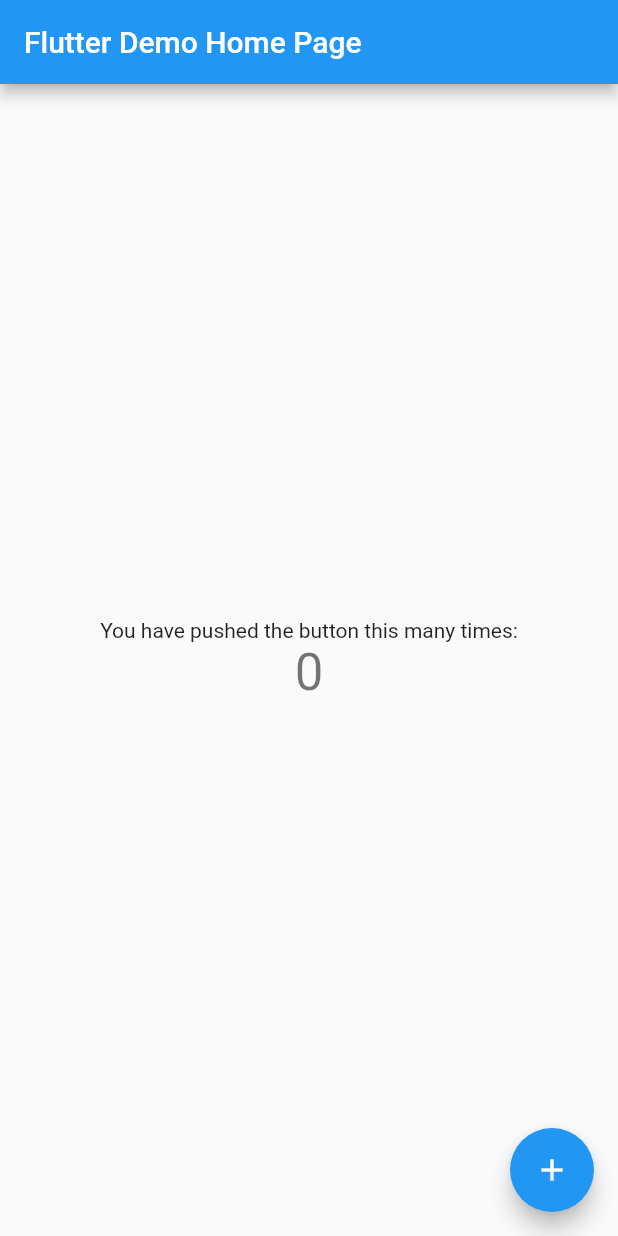
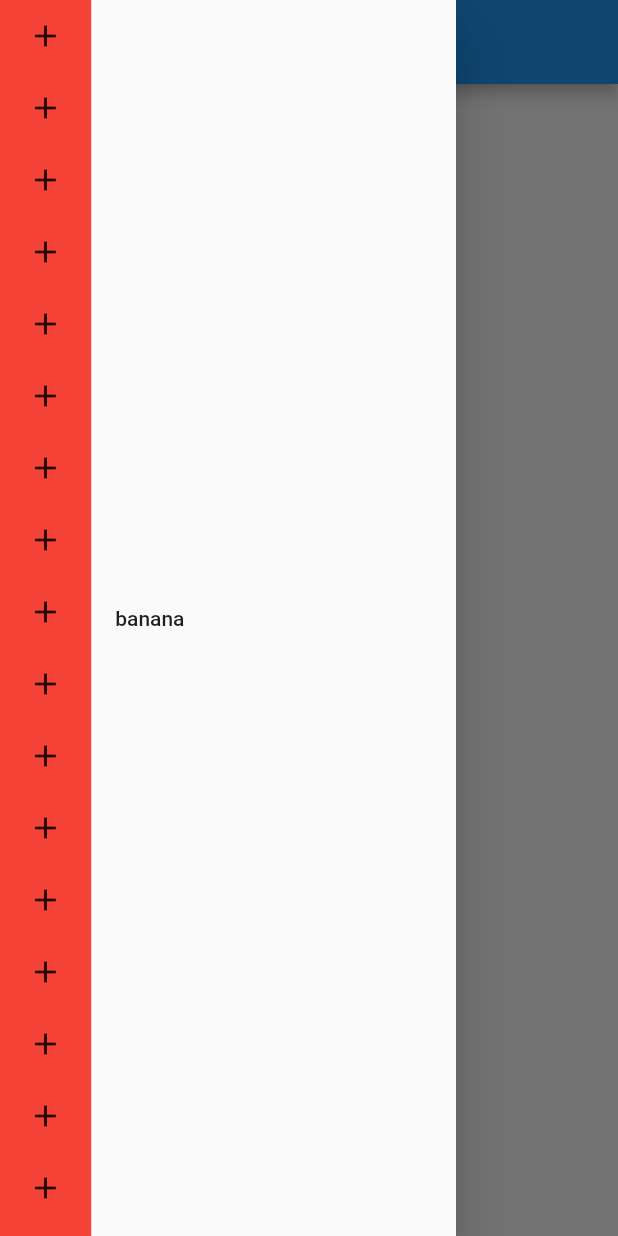
Before and after one commit to GrumbleChat/app, a Flutter app: the screen it shows after launch, with the side drawer open (before the commit the screen has no drawer), on a phone screen of 412 x 824 dp. Run offline on Flutter 3.47's test engine with Material 2 defaults, Android fonts, the phone set to English and light mode, and no system bars.

Commit message:
add server menu layout

```diff
--- a/lib/main.dart
+++ b/lib/main.dart
@@ -1,4 +1,7 @@
+import 'dart:io';
+
 import 'package:flutter/material.dart';
+import 'package:grumble/navServer.dart';
 
 void main() {
   runApp(MyApp());
@@ -22,13 +25,13 @@ class MyApp extends StatelessWidget {
         // is not restarted.
         primarySwatch: Colors.blue,
       ),
-      home: MyHomePage(title: 'Flutter Demo Home Page'),
+      home: HomePage(title: 'Home Page'),
     );
   }
 }
 
-class MyHomePage extends StatefulWidget {
-  MyHomePage({Key key, this.title}) : super(key: key);
+class HomePage extends StatelessWidget {
+  HomePage({Key? key, required this.title}) : super(key: key);
 
   // This widget is the home page of your application. It is stateful, meaning
   // that it has a State object (defined below) that contains fields that affect
@@ -40,74 +43,58 @@ class MyHomePage extends StatefulWidget {
   // always marked "final".
 
   final String title;
+  Widget build(BuildContext context) {
+    return Scaffold(
+      drawer: NavDrawer(),
+      appBar: AppBar(title: Text('Home Page')),
+      body: Column(
+        children: <Widget>[
+          Expanded(
+            child: ListView(
+              shrinkWrap: true,
+              children: [
+                ListTile(title: Text('banananananana')),
+              ],
+            ),
+          ),
+        ],
+      ),
+    );
+  }
+}
+
+class NavDrawer extends StatefulWidget {
+  const NavDrawer({Key? key}) : super(key: key);
 
   @override
-  _MyHomePageState createState() => _MyHomePageState();
+  State<NavDrawer> createState() => _NavDrawerState();
 }
 
-class _MyHomePageState extends State<MyHomePage> {
-  int _counter = 0;
-
-  void _incrementCounter() {
-    setState(() {
-      // This call to setState tells the Flutter framework that something has
-      // changed in this State, which causes it to rerun the build method below
-      // so that the display can reflect the updated values. If we changed
-      // _counter without calling setState(), then the build method would not be
-      // called again, and so nothing would appear to happen.
-      _counter++;
-    });
-  }
-
+class _NavDrawerState extends State<NavDrawer> {
   @override
   Widget build(BuildContext context) {
-    // This method is rerun every time setState is called, for instance as done
-    // by the _incrementCounter method above.
-    //
-    // The Flutter framework has been optimized to make rerunning build methods
-    // fast, so that you can just rebuild anything that needs updating rather
-    // than having to individually change instances of widgets.
-    return Scaffold(
-      appBar: AppBar(
-        // Here we take the value from the MyHomePage object that was created by
-        // the App.build method, and use it to set our appbar title.
-        title: Text(widget.title),
+    return Drawer(
+      child: Row(
+        children: [
+          Expanded(
+            flex: 1,
+            child: serverListBuilder(context),
           ),
-      body: Center(
-        // Center is a layout widget. It takes a single child and positions it
-        // in the middle of the parent.
-        child: Column(
-          // Column is also a layout widget. It takes a list of children and
-          // arranges them vertically. By default, it sizes itself to fit its
-          // children horizontally, and tries to be as tall as its parent.
-          //
-          // Invoke "debug painting" (press "p" in the console, choose the
-          // "Toggle Debug Paint" action from the Flutter Inspector in Android
-          // Studio, or the "Toggle Debug Paint" command in Visual Studio Code)
-          // to see the wireframe for each widget.
-          //
-          // Column has various properties to control how it sizes itself and
-          // how it positions its children. Here we use mainAxisAlignment to
-          // center the children vertically; the main axis here is the vertical
-          // axis because Columns are vertical (the cross axis would be
-          // horizontal).
-          mainAxisAlignment: MainAxisAlignment.center,
-          children: <Widget>[
-            Text(
-              'You have pushed the button this many times:',
+          Expanded(
+            flex: 4,
+            child: ListView(
+              shrinkWrap: true,
+              children: [
+                ListTile(
+                  title: Text(
+                    'banana',
                   ),
-            Text(
-              '$_counter',
-              style: Theme.of(context).textTheme.headline4,
                 ),
               ],
             ),
           ),
-      floatingActionButton: FloatingActionButton(
-        onPressed: _incrementCounter,
-        tooltip: 'Increment',
-        child: Icon(Icons.add),
-      ), // This trailing comma makes auto-formatting nicer for build methods.
+        ],
+      ),
     );
   }
 }
--- /dev/null
+++ b/lib/navServer.dart
@@ -0,0 +1,46 @@
+import 'package:flutter/material.dart';
+
+serverListBuilder(BuildContext context) {
+  return FutureBuilder(
+    future: getServerList(),
+    initialData: [],
+    builder: (BuildContext context, AsyncSnapshot<dynamic> snapshot) {
+      // progress bar
+      if (snapshot.connectionState == ConnectionState.none &&
+          !snapshot.hasData) {
+        return Text('No data');
+      }
+      // render data
+      return Container(
+        color: Colors.red,
+        child: ListView.builder(
+          shrinkWrap: true,
+          itemCount: snapshot.data.length,
+          itemBuilder: (context, index) {
+            Server server = snapshot.data[index];
+            return Container(
+              width: 48,
+              height: 48,
+              child: Icon(server.icon),
+            );
+          },
+        ),
+      );
+    },
+  );
+}
+
+// Get a list of the user's servers
+Future<List<Server>> getServerList() async {
+  List<Server> serverList = new List.generate(
+    50,
+    (i) => Server("test2", Icons.add),
+  );
+  return serverList;
+}
+
+class Server {
+  String name;
+  IconData icon;
+  Server(this.name, this.icon);
+}
--- a/pubspec.yaml
+++ b/pubspec.yaml
@@ -18,7 +18,7 @@ publish_to: 'none' # Remove this line if you wish to publish to pub.dev
 version: 1.0.0+1
 
 environment:
-  sdk: ">=2.7.0 <3.0.0"
+  sdk: ">=2.12.0 <3.0.0"
 
 dependencies:
   flutter:
```
Also changed, not shown: pubspec.lock, 1 other file. Lines whose indentation alone changed are shown as unchanged.
